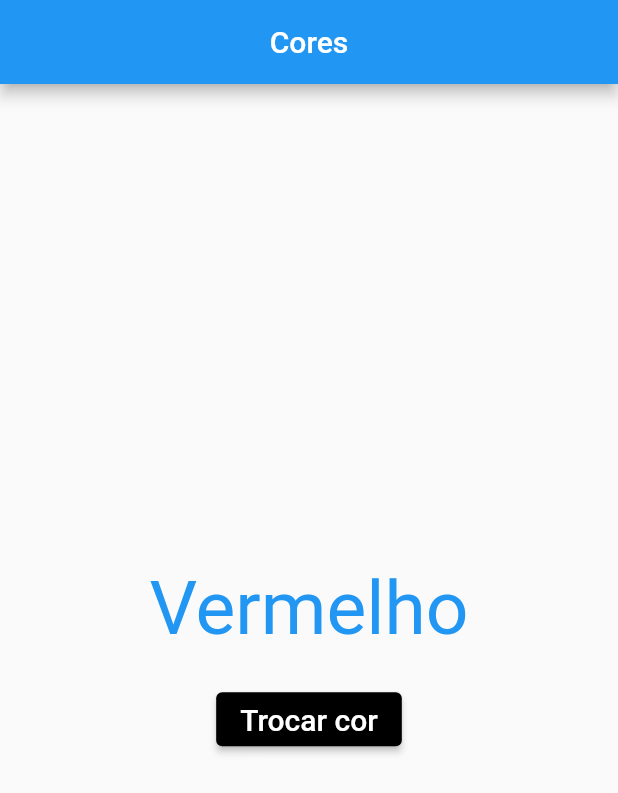
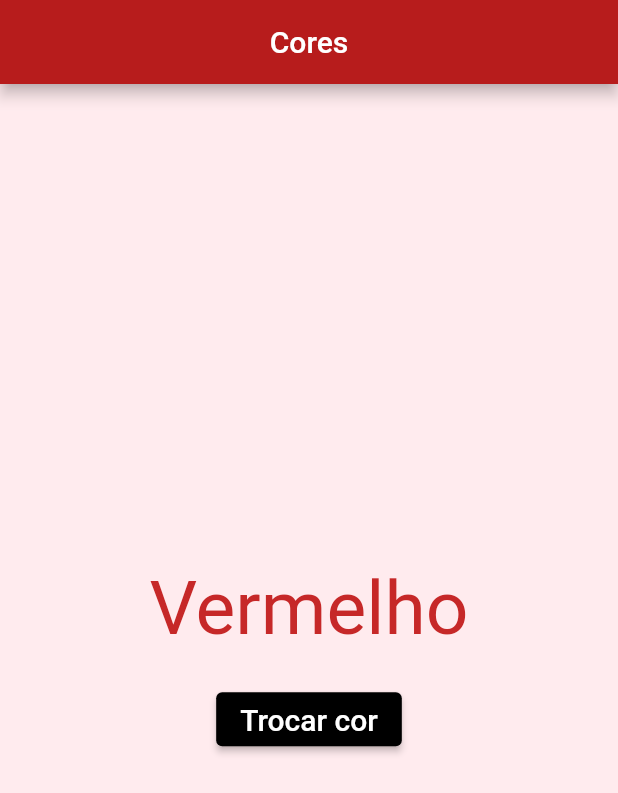
Before and after one commit to leoragassio/app-mobile-4semestre, a Flutter app: the screen it shows after launch, after a tap on "Trocar cor", on a phone screen of 412 x 824 dp. Shown: the top 793 px of the screen. Run offline on Flutter 3.47's test engine with Material 2 defaults, Android fonts, the phone set to English and light mode, and no system bars.

Commit message:
video 10
ainda com erro

```diff
--- a/app1/lib/main.dart
+++ b/app1/lib/main.dart
@@ -20,14 +20,52 @@ class Home extends StatefulWidget {
 }
 
 class _HomeState extends State<Home> {
-Color corPrincipal = Colors.red;
+List<Color> opcoesCorBarra;
+List<Color> opcoesCorTexto;
+List<Color> opcoesCorFundo;
+List<String> cores;
+int opcaoAtual;
+
+@override
+  void initState() {
+    super.initState();
+    opcoesCorBarra = [
+      Colors.green[900],
+      Colors.red[900],
+      Colors.blue[900],
+      Colors.orange[900],
+      Colors.purple[900],
+    ];
+
+    opcoesCorTexto = [
+      Colors.green[800],
+      Colors.red[800],
+      Colors.blue[800],
+      Colors.orange[800],
+      Colors.purple[800],
+
+    ];
+
+    opcoesCorFundo = [
+      Colors.green[50],
+      Colors.red[50],
+      Colors.blue[50],
+      Colors.orange[50],
+      Colors.purple[50],
+    ];
+
+    cores = ['Verde','Vermelho','Azul','Laranja','Roxo'];
+
+    opcaoAtual = 0;
+  }
 
   @override
   Widget build(BuildContext context) {
     return new Scaffold(
+      backgroundColor: opcoesCorFundo[opcaoAtual],
         appBar: AppBar(
           title: Text('Cores'),
-          backgroundColor: corPrincipal,
+          backgroundColor: opcoesCorBarra[opcaoAtual],
           centerTitle: true,
         ),
           body: Center(
@@ -36,10 +74,10 @@ Color corPrincipal = Colors.red;
               crossAxisAlignment: CrossAxisAlignment.center,
               children: [
                 Text(
-                  'Vermelho',
+                  cores[opcaoAtual],
                   style: TextStyle(
                     fontSize: 50,
-                    color: corPrincipal,
+                    color: opcoesCorTexto[opcaoAtual],
                   ),
                 ),
                 Padding(
@@ -48,12 +86,8 @@ Color corPrincipal = Colors.red;
                 ElevatedButton(
                   onPressed: (){
                     setState(() {
-
-                    if(corPrincipal == Colors.red){
-                      corPrincipal = Colors.blue;
-                    }else{
-                      corPrincipal = Colors.red;
-                    }
+                  opcaoAtual =
+                  opcaoAtual < opcoesCorBarra.length - 1 ? ++opcaoAtual : 0;
                     });
                   },
                   child: Text(
```
Also changed, not shown: 1 other file.
